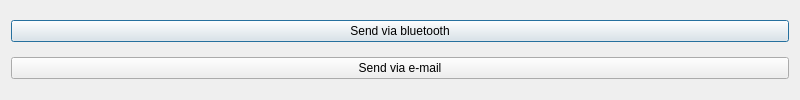
Before: the Qt Designer form sharedialog.ui in gidzzz/openmediaplayer, drawn with Qt 5.
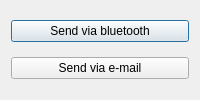
After: the same form once the commit is applied.

```diff
--- a/sharedialog.ui
+++ b/sharedialog.ui
@@ -2,14 +2,6 @@
 <ui version="4.0">
  <class>ShareDialog</class>
  <widget class="QDialog" name="ShareDialog">
-  <property name="geometry">
-   <rect>
-    <x>0</x>
-    <y>0</y>
-    <width>800</width>
-    <height>100</height>
-   </rect>
-  </property>
   <property name="windowTitle">
    <string>Share</string>
   </property>
```
Left out of the diff: 2 changed lines with no effect on the pictures.
